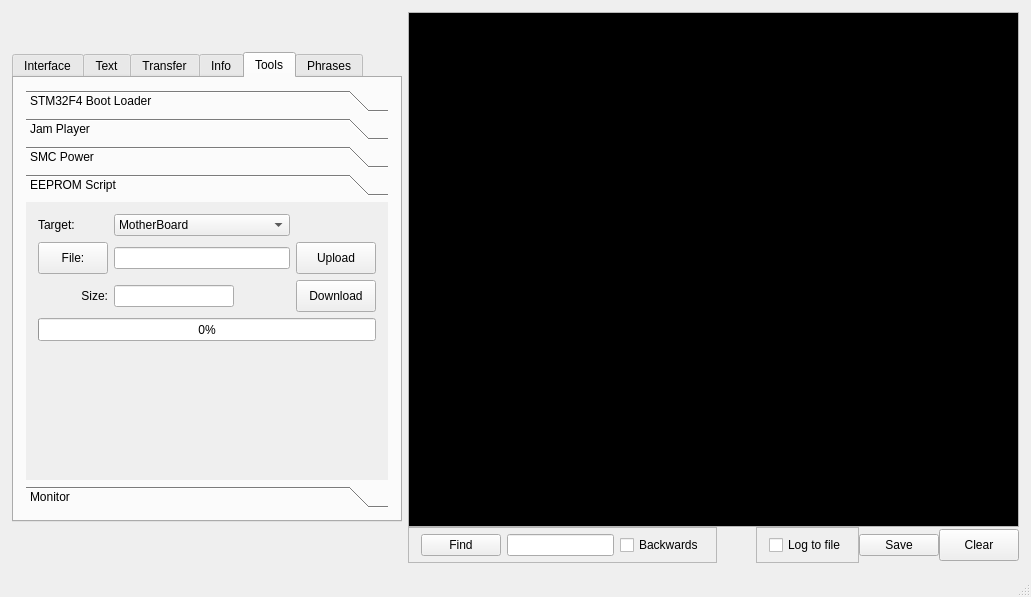
This is mainWindow.ui in strawbot/TimbreTalk as Qt 5 draws it before an edit. The edited form follows.
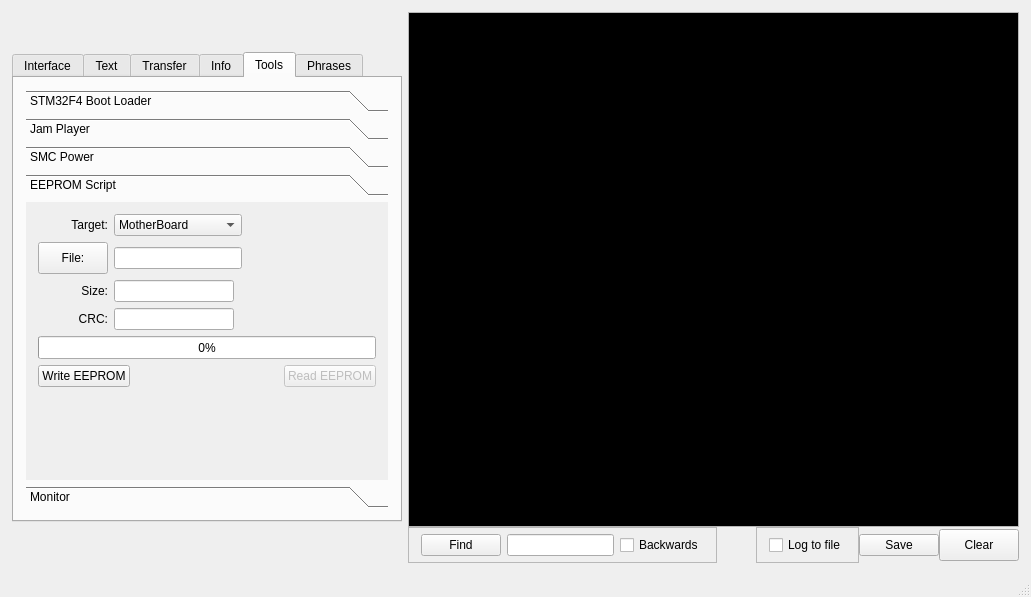
This is the edited form.

Commit message: added CRC checking for EEPROM scripts

Diff of the .ui file:
```diff
--- a/mainWindow.ui
+++ b/mainWindow.ui
@@ -2523,27 +2523,82 @@
                </attribute>
                <layout class="QVBoxLayout" name="verticalLayout_15">
                 <item>
-                 <layout class="QGridLayout" name="gridLayout_10">
-                  <item row="4" column="3">
-                   <widget class="QPushButton" name="sendEeprom">
-                    <property name="minimumSize">
-                     <size>
-                      <width>71</width>
-                      <height>32</height>
-                     </size>
-                    </property>
-                    <property name="maximumSize">
-                     <size>
-                      <width>83</width>
-                      <height>32</height>
-                     </size>
-                    </property>
+                 <layout class="QGridLayout" name="gridLayout_7">
+                  <item row="2" column="0">
+                   <widget class="QLabel" name="label_72">
                     <property name="text">
-                     <string>Download</string>
+                     <string>Size:</string>
+                    </property>
+                    <property name="alignment">
+                     <set>Qt::AlignRight|Qt::AlignTrailing|Qt::AlignVCenter</set>
                     </property>
                    </widget>
                   </item>
                   <item row="2" column="1">
+                   <widget class="QLineEdit" name="eepromSize">
+                    <property name="maximumSize">
+                     <size>
+                      <width>120</width>
+                      <height>16777215</height>
+                     </size>
+                    </property>
+                    <property name="readOnly">
+                     <bool>true</bool>
+                    </property>
+                   </widget>
+                  </item>
+                  <item row="1" column="1">
+                   <widget class="QLineEdit" name="eepromFile"/>
+                  </item>
+                  <item row="3" column="2">
+                   <widget class="QLabel" name="crcStatus">
+                    <property name="minimumSize">
+                     <size>
+                      <width>0</width>
+                      <height>0</height>
+                     </size>
+                    </property>
+                    <property name="text">
+                     <string/>
+                    </property>
+                   </widget>
+                  </item>
+                  <item row="0" column="1">
+                   <widget class="QComboBox" name="eepromTarget">
+                    <item>
+                     <property name="text">
+                      <string>MotherBoard</string>
+                     </property>
+                    </item>
+                   </widget>
+                  </item>
+                  <item row="3" column="0">
+                   <widget class="QLabel" name="label_10">
+                    <property name="text">
+                     <string>CRC:</string>
+                    </property>
+                    <property name="alignment">
+                     <set>Qt::AlignRight|Qt::AlignTrailing|Qt::AlignVCenter</set>
+                    </property>
+                   </widget>
+                  </item>
+                  <item row="3" column="1">
+                   <widget class="QLineEdit" name="crcValue">
+                    <property name="maximumSize">
+                     <size>
+                      <width>120</width>
+                      <height>16777215</height>
+                     </size>
+                    </property>
+                    <property name="readOnly">
+                     <bool>true</bool>
+                    </property>
+                    <property name="placeholderText">
+                     <string notr="true"/>
+                    </property>
+                   </widget>
+                  </item>
+                  <item row="1" column="0">
                    <widget class="QPushButton" name="eepromSelect">
                     <property name="enabled">
                      <bool>true</bool>
@@ -2574,20 +2629,17 @@
                     </property>
                    </widget>
                   </item>
-                  <item row="2" column="2">
-                   <widget class="QLineEdit" name="eepromFile"/>
-                  </item>
-                  <item row="4" column="1">
-                   <widget class="QLabel" name="label_72">
+                  <item row="0" column="0">
+                   <widget class="QLabel" name="label">
                     <property name="text">
-                     <string>Size:</string>
+                     <string>Target:</string>
                     </property>
                     <property name="alignment">
                      <set>Qt::AlignRight|Qt::AlignTrailing|Qt::AlignVCenter</set>
                     </property>
                    </widget>
                   </item>
-                  <item row="5" column="1" colspan="3">
+                  <item row="4" column="0" colspan="3">
                    <widget class="QProgressBar" name="eepromLoaderProgressBar">
                     <property name="minimumSize">
                      <size>
@@ -2606,53 +2658,64 @@
                     </property>
                    </widget>
                   </item>
-                  <item row="4" column="2">
-                   <widget class="QLineEdit" name="eepromSize">
-                    <property name="maximumSize">
-                     <size>
-                      <width>120</width>
-                      <height>16777215</height>
-                     </size>
-                    </property>
-                    <property name="readOnly">
-                     <bool>true</bool>
-                    </property>
-                   </widget>
+                  <item row="5" column="0" colspan="3">
+                   <layout class="QHBoxLayout" name="horizontalLayout">
+                    <item>
+                     <widget class="QPushButton" name="sendEeprom">
+                      <property name="minimumSize">
+                       <size>
+                        <width>0</width>
+                        <height>0</height>
+                       </size>
+                      </property>
+                      <property name="maximumSize">
+                       <size>
+                        <width>16777215</width>
+                        <height>16777215</height>
+                       </size>
+                      </property>
+                      <property name="text">
+                       <string>Write EEPROM</string>
+                      </property>
+                     </widget>
+                    </item>
+                    <item>
+                     <spacer name="horizontalSpacer_5">
+                      <property name="orientation">
+                       <enum>Qt::Horizontal</enum>
+                      </property>
+                      <property name="sizeHint" stdset="0">
+                       <size>
+                        <width>40</width>
+                        <height>20</height>
+                       </size>
+                      </property>
+                     </spacer>
+                    </item>
+                    <item>
+                     <widget class="QPushButton" name="readEeprom">
+                      <property name="enabled">
+                       <bool>false</bool>
+                      </property>
+                      <property name="text">
+                       <string>Read EEPROM</string>
+                      </property>
+                     </widget>
+                    </item>
+                   </layout>
                   </item>
-                  <item row="2" column="3">
-                   <widget class="QPushButton" name="readEeprom">
-                    <property name="minimumSize">
-                     <size>
-                      <width>71</width>
-                      <height>32</height>
-                     </size>
+                  <item row="2" column="2">
+                   <spacer name="horizontalSpacer_12">
+                    <property name="orientation">
+                     <enum>Qt::Horizontal</enum>
                     </property>
-                    <property name="maximumSize">
+                    <property name="sizeHint" stdset="0">
                      <size>
-                      <width>83</width>
-                      <height>32</height>
+                      <width>40</width>
+                      <height>20</height>
                      </size>
                     </property>
-                    <property name="text">
-                     <string>Upload</string>
-                    </property>
-                   </widget>
-                  </item>
-                  <item row="1" column="2">
-                   <widget class="QComboBox" name="eepromTarget">
-                    <item>
-                     <property name="text">
-                      <string>MotherBoard</string>
-                     </property>
-                    </item>
-                   </widget>
-                  </item>
-                  <item row="1" column="1">
-                   <widget class="QLabel" name="label">
-                    <property name="text">
-                     <string>Target:</string>
-                    </property>
-                   </widget>
+                   </spacer>
                   </item>
                  </layout>
                 </item>
```
Left out of the diff: 2 changed lines with no effect on the pictures. The commit also changes 4 other files.
